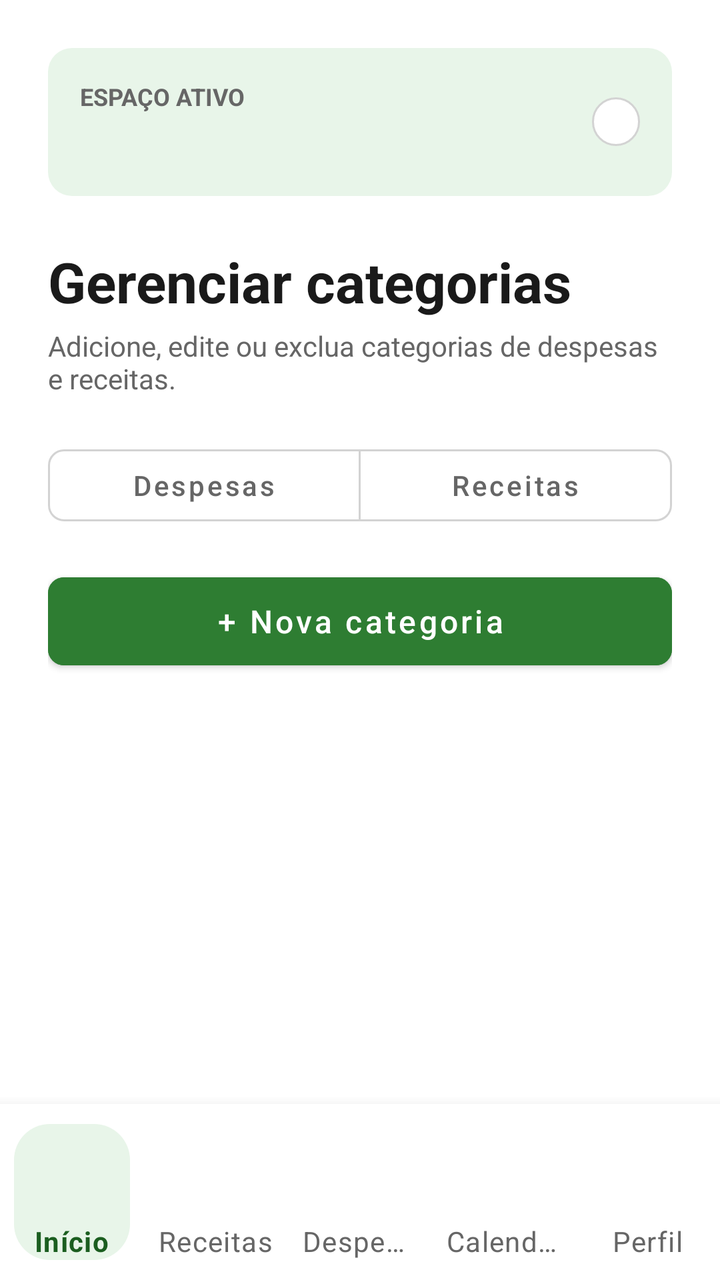
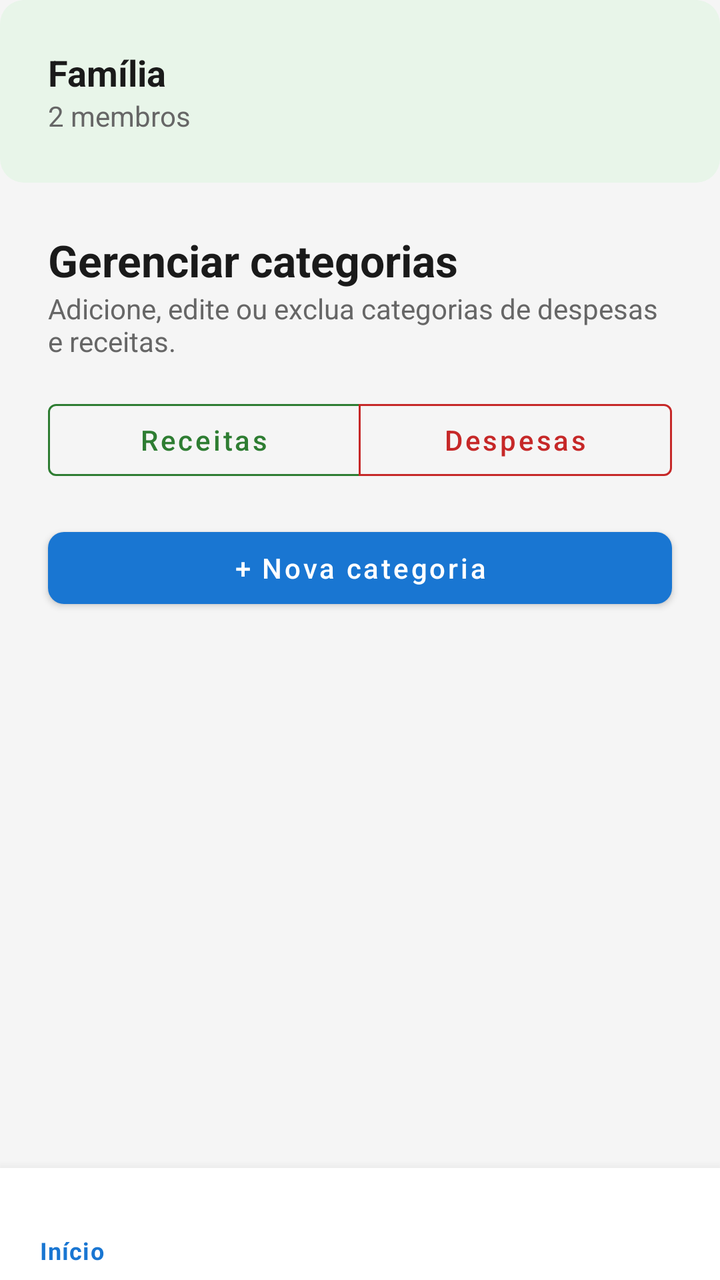

Two renders of the same Android screen: before a commit and after it. Below are the layout's source before the change and the commit's diff.
<!-- AndroidManifest.xml: application theme Theme.Meu_controle -->
<!-- res/layout/activity_gerenciar_categorias.xml -->
<?xml version="1.0" encoding="utf-8"?>
<LinearLayout xmlns:android="http://schemas.android.com/apk/res/android"
    xmlns:app="http://schemas.android.com/apk/res-auto"
    android:layout_width="match_parent"
    android:layout_height="match_parent"
    android:background="@color/white"
    android:orientation="vertical">

    <ScrollView
        android:layout_width="match_parent"
        android:layout_height="0dp"
        android:layout_weight="1"
        android:fillViewport="true">

        <LinearLayout
            android:layout_width="match_parent"
            android:layout_height="wrap_content"
            android:orientation="vertical"
            android:padding="24dp">

            <LinearLayout
                android:layout_width="match_parent"
                android:layout_height="wrap_content"
                android:background="@drawable/bg_card_light_green"
                android:gravity="center_vertical"
                android:padding="16dp">

                <LinearLayout
                    android:layout_width="0dp"
                    android:layout_height="wrap_content"
                    android:layout_weight="1"
                    android:orientation="vertical">

                    <TextView
                        android:layout_width="wrap_content"
                        android:layout_height="wrap_content"
                        android:text="@string/espaco_ativo"
                        android:textColor="@color/gray_text"
                        android:textSize="12sp"
                        android:textStyle="bold" />

                    <TextView
                        android:id="@+id/active_space_name"
                        android:layout_width="wrap_content"
                        android:layout_height="wrap_content"
                        android:layout_marginTop="4dp"
                        android:textColor="@color/black"
                        android:textSize="16sp"
                        android:textStyle="bold" />
                </LinearLayout>

                <TextView
                    android:id="@+id/active_space_detail"
                    android:layout_width="wrap_content"
                    android:layout_height="wrap_content"
                    android:background="@drawable/bg_badge"
                    android:paddingHorizontal="12dp"
                    android:paddingVertical="4dp"
                    android:textColor="@color/black"
                    android:textSize="12sp" />
            </LinearLayout>

            <TextView
                android:layout_width="wrap_content"
                android:layout_height="wrap_content"
                android:layout_marginTop="24dp"
                android:text="Gerenciar categorias"
                android:textColor="@color/black"
                android:textSize="28sp"
                android:textStyle="bold" />

            <TextView
                android:layout_width="wrap_content"
                android:layout_height="wrap_content"
                android:layout_marginTop="4dp"
                android:text="Adicione, edite ou exclua categorias de despesas e receitas."
                android:textColor="@color/gray_text"
                android:textSize="14sp" />

            <com.google.android.material.button.MaterialButtonToggleGroup
                android:id="@+id/toggle_tipo"
                android:layout_width="match_parent"
                android:layout_height="wrap_content"
                android:layout_marginTop="20dp"
                app:selectionRequired="true"
                app:singleSelection="true">

                <com.google.android.material.button.MaterialButton
                    android:id="@+id/toggle_despesas"
                    style="?attr/materialButtonOutlinedStyle"
                    android:layout_width="0dp"
                    android:layout_height="48dp"
                    android:layout_weight="1"
                    android:backgroundTint="@color/toggle_categorias_background"
                    android:text="Despesas"
                    android:textAllCaps="false"
                    android:textColor="@color/toggle_categorias_text"
                    app:cornerRadius="8dp"
                    app:strokeColor="@color/toggle_categorias_stroke"
                    app:strokeWidth="1dp" />

                <com.google.android.material.button.MaterialButton
                    android:id="@+id/toggle_receitas"
                    style="?attr/materialButtonOutlinedStyle"
                    android:layout_width="0dp"
                    android:layout_height="48dp"
                    android:layout_weight="1"
                    android:backgroundTint="@color/toggle_categorias_background"
                    android:text="Receitas"
                    android:textAllCaps="false"
                    android:textColor="@color/toggle_categorias_text"
                    app:cornerRadius="8dp"
                    app:strokeColor="@color/toggle_categorias_stroke"
                    app:strokeWidth="1dp" />
            </com.google.android.material.button.MaterialButtonToggleGroup>

            <com.google.android.material.button.MaterialButton
                android:id="@+id/new_categoria_button"
                android:layout_width="match_parent"
                android:layout_height="56dp"
                android:layout_marginTop="16dp"
                android:backgroundTint="@color/green_primary"
                android:text="+ Nova categoria"
                android:textAllCaps="false"
                android:textColor="@color/white"
                android:textSize="16sp"
                app:cornerRadius="8dp" />

            <LinearLayout
                android:id="@+id/categorias_container"
                android:layout_width="match_parent"
                android:layout_height="wrap_content"
                android:layout_marginTop="24dp"
                android:orientation="vertical" />

            <TextView
                android:id="@+id/empty_categorias_message"
                android:layout_width="match_parent"
                android:layout_height="wrap_content"
                android:layout_marginTop="32dp"
                android:gravity="center"
                android:text="Nenhuma categoria cadastrada."
                android:textColor="@color/gray_text"
                android:visibility="gone" />

        </LinearLayout>
    </ScrollView>

    <include
        layout="@layout/layout_bottom_nav"
        android:layout_width="match_parent"
        android:layout_height="wrap_content" />
</LinearLayout>
<!-- res/layout/layout_bottom_nav.xml (included above) -->
<?xml version="1.0" encoding="utf-8"?>
<com.google.android.material.bottomnavigation.BottomNavigationView
    xmlns:android="http://schemas.android.com/apk/res/android"
    xmlns:app="http://schemas.android.com/apk/res-auto"
    android:id="@+id/bottom_navigation"
    android:layout_width="match_parent"
    android:layout_height="88dp"
    android:minHeight="88dp"
    android:background="@color/white"
    android:elevation="10dp"
    android:contentDescription="@string/nav_accessibility"
    app:itemBackground="@drawable/bg_nav_item_selector"
    app:itemPaddingTop="0dp"
    app:itemPaddingBottom="0dp"
    app:itemTextColor="@color/nav_item_text_color"
    app:itemTextAppearanceActive="@style/TextAppearance.BottomNavigation.Active"
    app:itemTextAppearanceInactive="@style/TextAppearance.BottomNavigation.Inactive"
    app:labelVisibilityMode="labeled"
    app:menu="@menu/menu_bottom_navigation" />
<!-- resources referenced by this layout -->
<resources>
  <color name="black">#1A1A1A</color>
  <color name="gray_text">#666666</color>
  <color name="green_primary">#2E7D32</color>
  <color name="white">#FFFFFF</color>
  <!-- drawable bg_badge (drawable) -->
  <?xml version="1.0" encoding="utf-8"?>
  <shape xmlns:android="http://schemas.android.com/apk/res/android">
      <solid android:color="@color/white" />
      <stroke android:width="1dp" android:color="@color/gray_border" />
      <corners android:radius="16dp" />
  </shape>
  <!-- drawable bg_card_light_green (drawable) -->
  <?xml version="1.0" encoding="utf-8"?>
  <shape xmlns:android="http://schemas.android.com/apk/res/android">
      <solid android:color="@color/green_light_bg" />
      <corners android:radius="12dp" />
  </shape>
  <!-- drawable bg_nav_item_selector (drawable) -->
  <?xml version="1.0" encoding="utf-8"?>
  <selector xmlns:android="http://schemas.android.com/apk/res/android">
      <item android:drawable="@drawable/bg_nav_item_active" android:state_checked="true" />
      <item android:drawable="@android:color/transparent" />
  </selector>
  <string name="espaco_ativo">ESPAÇO ATIVO</string>
  <string name="nav_accessibility">Navegação principal</string>
  <style name="TextAppearance.BottomNavigation.Active" parent="TextAppearance.MaterialComponents.Caption">
          <item name="android:textSize">14sp</item>
          <item name="android:textStyle">bold</item>
      </style>
  <style name="TextAppearance.BottomNavigation.Inactive" parent="TextAppearance.MaterialComponents.Caption">
          <item name="android:textSize">14sp</item>
      </style>
  <style name="Theme.Meu_controle" parent="Theme.MaterialComponents.DayNight.NoActionBar">
          <item name="colorPrimary">@color/primary</item>
          <item name="colorPrimaryDark">@color/primary_dark</item>
          <item name="colorAccent">@color/primary</item>
      </style>
  <color name="gray_border">#D3D3D3</color>
  <color name="green_light_bg">#E8F5E9</color>
  <!-- drawable bg_nav_item_active (drawable) -->
  <?xml version="1.0" encoding="utf-8"?>
  <inset xmlns:android="http://schemas.android.com/apk/res/android"
      android:insetLeft="7dp"
      android:insetTop="10dp"
      android:insetRight="7dp"
      android:insetBottom="10dp">
      <shape android:shape="rectangle">
          <solid android:color="@color/green_light_bg" />
          <corners android:radius="18dp" />
      </shape>
  </inset>
  <color name="primary">#1976D2</color>
  <color name="primary_dark">#0D47A1</color>
</resources>

<!-- the commit's change to res/layout/activity_gerenciar_categorias.xml (unified diff, before → after) -->
@@ -1,173 +1,154 @@
 <?xml version="1.0" encoding="utf-8"?>
-<LinearLayout xmlns:android="http://schemas.android.com/apk/res/android"
+<androidx.coordinatorlayout.widget.CoordinatorLayout xmlns:android="http://schemas.android.com/apk/res/android"
     xmlns:app="http://schemas.android.com/apk/res-auto"
+    xmlns:tools="http://schemas.android.com/tools"
     android:layout_width="match_parent"
     android:layout_height="match_parent"
-    android:background="@color/white"
-    android:orientation="vertical">
+    android:background="@color/gray_background"
+    tools:context=".GerenciarCategoriasActivity">
 
-    <ScrollView
+    <LinearLayout
         android:layout_width="match_parent"
-        android:layout_height="0dp"
-        android:layout_weight="1"
-        android:fillViewport="true">
+        android:layout_height="match_parent"
+        android:orientation="vertical"
+        android:paddingBottom="80dp">
 
+        
         <LinearLayout
             android:layout_width="match_parent"
             android:layout_height="wrap_content"
+            android:background="@drawable/bg_active_space"
             android:orientation="vertical"
             android:padding="24dp">
 
-            <LinearLayout
-                android:layout_width="match_parent"
-                android:layout_height="wrap_content"
-                android:background="@drawable/bg_card_light_green"
-                android:gravity="center_vertical"
-                android:padding="16dp">
-
-                <LinearLayout
-                    android:layout_width="0dp"
-                    android:layout_height="wrap_content"
-                    android:layout_weight="1"
-                    android:orientation="vertical">
-
-                    <TextView
-                        android:layout_width="wrap_content"
-                        android:layout_height="wrap_content"
-                        android:text="@string/espaco_ativo"
-                        android:textColor="@color/gray_text"
-                        android:textSize="12sp"
-                        android:textStyle="bold" />
-
-                    <TextView
-                        android:id="@+id/active_space_name"
-                        android:layout_width="wrap_content"
-                        android:layout_height="wrap_content"
-                        android:layout_marginTop="4dp"
-                        android:textColor="@color/black"
-                        android:textSize="16sp"
-                        android:textStyle="bold" />
-                </LinearLayout>
-
-                <TextView
-                    android:id="@+id/active_space_detail"
-                    android:layout_width="wrap_content"
-                    android:layout_height="wrap_content"
-                    android:background="@drawable/bg_badge"
-                    android:paddingHorizontal="12dp"
-                    android:paddingVertical="4dp"
-                    android:textColor="@color/black"
-                    android:textSize="12sp" />
-            </LinearLayout>
-
             <TextView
+                android:id="@+id/active_space_name"
                 android:layout_width="wrap_content"
                 android:layout_height="wrap_content"
-                android:layout_marginTop="24dp"
-                android:text="Gerenciar categorias"
+                android:text="Família"
                 android:textColor="@color/black"
-                android:textSize="28sp"
+                android:textSize="18sp"
                 android:textStyle="bold" />
 
             <TextView
+                android:id="@+id/active_space_detail"
                 android:layout_width="wrap_content"
                 android:layout_height="wrap_content"
-                android:layout_marginTop="4dp"
-                android:text="Adicione, edite ou exclua categorias de despesas e receitas."
+                android:text="2 membros"
                 android:textColor="@color/gray_text"
                 android:textSize="14sp" />
+        </LinearLayout>
 
-            <com.google.android.material.button.MaterialButtonToggleGroup
-                android:id="@+id/toggle_tipo"
-                android:layout_width="match_parent"
+        
+        <TextView
+            android:layout_width="match_parent"
+            android:layout_height="wrap_content"
+            android:layout_marginStart="24dp"
+            android:layout_marginTop="24dp"
+            android:layout_marginEnd="24dp"
+            android:text="Gerenciar categorias"
+            android:textColor="@color/black"
+            android:textSize="22sp"
+            android:textStyle="bold" />
+
+        <TextView
+            android:layout_width="match_parent"
+            android:layout_height="wrap_content"
+            android:layout_marginStart="24dp"
+            android:layout_marginEnd="24dp"
+            android:layout_marginBottom="16dp"
+            android:text="Adicione, edite ou exclua categorias de despesas e receitas."
+            android:textColor="@color/gray_text"
+            android:textSize="14sp" />
+
+        
+        <com.google.android.material.button.MaterialButtonToggleGroup
+            android:id="@+id/toggle_tipo"
+            android:layout_width="match_parent"
+            android:layout_height="wrap_content"
+            android:layout_marginHorizontal="24dp"
+            app:singleSelection="true"
+            app:selectionRequired="true">
+
+            
+            <com.google.android.material.button.MaterialButton
+                android:id="@+id/toggle_receitas"
+                style="@style/Widget.MaterialComponents.Button.OutlinedButton"
+                android:layout_width="0dp"
                 android:layout_height="wrap_content"
-                android:layout_marginTop="20dp"
-                app:selectionRequired="true"
-                app:singleSelection="true">
+                android:layout_weight="1"
+                android:text="Receitas"
+                android:textAllCaps="false"
+                android:textColor="@color/toggle_receitas_text"
+                app:backgroundTint="@color/toggle_receitas_bg"
+                app:strokeColor="@color/green_primary" />
 
-                <com.google.android.material.button.MaterialButton
-                    android:id="@+id/toggle_despesas"
-                    style="?attr/materialButtonOutlinedStyle"
-                    android:layout_width="0dp"
-                    android:layout_height="48dp"
-                    android:layout_weight="1"
-                    android:backgroundTint="@color/toggle_categorias_background"
-                    android:text="Despesas"
-                    android:textAllCaps="false"
-                    android:textColor="@color/toggle_categorias_text"
-                    app:cornerRadius="8dp"
-                    app:strokeColor="@color/toggle_categorias_stroke"
-                    app:strokeWidth="1dp" />
+            
+            <com.google.android.material.button.MaterialButton
+                android:id="@+id/toggle_despesas"
+                style="@style/Widget.MaterialComponents.Button.OutlinedButton"
+                android:layout_width="0dp"
+                android:layout_height="wrap_content"
+                android:layout_weight="1"
+                android:text="Despesas"
+                android:textAllCaps="false"
+                android:textColor="@color/toggle_despesas_text"
+                app:backgroundTint="@color/toggle_despesas_bg"
+                app:strokeColor="@color/payables_accent" />
+        </com.google.android.material.button.MaterialButtonToggleGroup>
 
-                <com.google.android.material.button.MaterialButton
-                    android:id="@+id/toggle_receitas"
-                    style="?attr/materialButtonOutlinedStyle"
-                    android:layout_width="0dp"
-                    android:layout_height="48dp"
-                    android:layout_weight="1"
-                    android:backgroundTint="@color/toggle_categorias_background"
-                    android:text="Receitas"
-                    android:textAllCaps="false"
-                    android:textColor="@color/toggle_categorias_text"
-                    app:cornerRadius="8dp"
-                    app:strokeColor="@color/toggle_categorias_stroke"
-                    app:strokeWidth="1dp" />
-            </com.google.android.material.button.MaterialButtonToggleGroup>
+        
+        
+        <com.google.android.material.button.MaterialButton
+            android:id="@+id/new_categoria_button"
+            android:layout_width="match_parent"
+            android:layout_height="wrap_content"
+            android:layout_marginHorizontal="24dp"
+            android:layout_marginTop="16dp"
+            android:text="+ Nova categoria"
+            android:textAllCaps="false"
+            android:textColor="@color/white"
+            app:cornerRadius="8dp" />
 
-            <com.google.android.material.button.MaterialButton
-                android:id="@+id/new_categoria_button"
-                android:layout_width="match_parent"
-                android:layout_height="56dp"
-                android:layout_marginTop="16dp"
-                android:backgroundTint="@color/green_primary"
-                android:text="+ Nova categoria"
-                android:textAllCaps="false"
-                android:textColor="@color/white"
-                android:textSize="16sp"
-                app:cornerRadius="8dp" />
+        
+        <TextView
+            android:id="@+id/empty_categorias_message"
+            android:layout_width="match_parent"
+            android:layout_height="wrap_content"
+            android:layout_margin="32dp"
+            android:gravity="center"
+            android:text="Nenhuma categoria cadastrada."
+            android:textColor="@color/gray_text"
+            android:textSize="16sp"
+            android:visibility="gone"
+            tools:visibility="visible" />
+
+        
+        <androidx.core.widget.NestedScrollView
+            android:layout_width="match_parent"
+            android:layout_height="0dp"
+            android:layout_weight="1"
+            android:layout_marginTop="8dp">
 
             <LinearLayout
                 android:id="@+id/categorias_container"
                 android:layout_width="match_parent"
                 android:layout_height="wrap_content"
-                android:layout_marginTop="24dp"
-                android:orientation="vertical" />
+                android:orientation="vertical"
+                android:paddingHorizontal="24dp"
+                android:paddingBottom="24dp" />
+        </androidx.core.widget.NestedScrollView>
 
-            <TextView
-                android:id="@+id/empty_categorias_message"
-                android:layout_width="match_parent"
-                android:layout_height="wrap_content"
-                android:layout_marginTop="32dp"
-                android:gravity="center"
-                android:text="Nenhuma categoria cadastrada."
-                android:textColor="@color/gray_text"
-                android:visibility="gone" />
+    </LinearLayout>
 
-        </LinearLayout>
-    </ScrollView>
+    
+    <com.google.android.material.bottomnavigation.BottomNavigationView
+        android:id="@+id/bottom_navigation"
+        android:layout_width="match_parent"
+        android:layout_height="wrap_content"
+        android:layout_gravity="bottom"
+        android:background="@color/white"
+        app:elevation="10dp"
+        app:menu="@menu/menu_bottom_navigation" />
 
-    <include
-        layout="@layout/layout_bottom_nav"
-        android:layout_width="match_parent"
-        android:layout_height="wrap_content" />
-</LinearLayout>
-<!-- res/layout/layout_bottom_nav.xml (included above) -->
-<?xml version="1.0" encoding="utf-8"?>
-<com.google.android.material.bottomnavigation.BottomNavigationView
-    xmlns:android="http://schemas.android.com/apk/res/android"
-    xmlns:app="http://schemas.android.com/apk/res-auto"
-    android:id="@+id/bottom_navigation"
-    android:layout_width="match_parent"
-    android:layout_height="88dp"
-    android:minHeight="88dp"
-    android:background="@color/white"
-    android:elevation="10dp"
-    android:contentDescription="@string/nav_accessibility"
-    app:itemBackground="@drawable/bg_nav_item_selector"
-    app:itemPaddingTop="0dp"
-    app:itemPaddingBottom="0dp"
-    app:itemTextColor="@color/nav_item_text_color"
-    app:itemTextAppearanceActive="@style/TextAppearance.BottomNavigation.Active"
-    app:itemTextAppearanceInactive="@style/TextAppearance.BottomNavigation.Inactive"
-    app:labelVisibilityMode="labeled"
-    app:menu="@menu/menu_bottom_navigation" />
+</androidx.coordinatorlayout.widget.CoordinatorLayout>
<!-- resource entries referenced after the edit -->
@@ -1,56 +1,23 @@
 <!-- resources referenced by this layout -->
 <resources>
   <color name="black">#1A1A1A</color>
+  <color name="gray_background">#F5F5F5</color>
   <color name="gray_text">#666666</color>
   <color name="green_primary">#2E7D32</color>
+  <color name="payables_accent">#C62828</color>
   <color name="white">#FFFFFF</color>
-  <!-- drawable bg_badge (drawable) -->
-  <?xml version="1.0" encoding="utf-8"?>
-  <shape xmlns:android="http://schemas.android.com/apk/res/android">
-      <solid android:color="@color/white" />
-      <stroke android:width="1dp" android:color="@color/gray_border" />
-      <corners android:radius="16dp" />
-  </shape>
-  <!-- drawable bg_card_light_green (drawable) -->
+  <!-- drawable bg_active_space (drawable) -->
   <?xml version="1.0" encoding="utf-8"?>
   <shape xmlns:android="http://schemas.android.com/apk/res/android">
       <solid android:color="@color/green_light_bg" />
       <corners android:radius="12dp" />
   </shape>
-  <!-- drawable bg_nav_item_selector (drawable) -->
-  <?xml version="1.0" encoding="utf-8"?>
-  <selector xmlns:android="http://schemas.android.com/apk/res/android">
-      <item android:drawable="@drawable/bg_nav_item_active" android:state_checked="true" />
-      <item android:drawable="@android:color/transparent" />
-  </selector>
-  <string name="espaco_ativo">ESPAÇO ATIVO</string>
-  <string name="nav_accessibility">Navegação principal</string>
-  <style name="TextAppearance.BottomNavigation.Active" parent="TextAppearance.MaterialComponents.Caption">
-          <item name="android:textSize">14sp</item>
-          <item name="android:textStyle">bold</item>
-      </style>
-  <style name="TextAppearance.BottomNavigation.Inactive" parent="TextAppearance.MaterialComponents.Caption">
-          <item name="android:textSize">14sp</item>
-      </style>
   <style name="Theme.Meu_controle" parent="Theme.MaterialComponents.DayNight.NoActionBar">
           <item name="colorPrimary">@color/primary</item>
           <item name="colorPrimaryDark">@color/primary_dark</item>
           <item name="colorAccent">@color/primary</item>
       </style>
-  <color name="gray_border">#D3D3D3</color>
   <color name="green_light_bg">#E8F5E9</color>
-  <!-- drawable bg_nav_item_active (drawable) -->
-  <?xml version="1.0" encoding="utf-8"?>
-  <inset xmlns:android="http://schemas.android.com/apk/res/android"
-      android:insetLeft="7dp"
-      android:insetTop="10dp"
-      android:insetRight="7dp"
-      android:insetBottom="10dp">
-      <shape android:shape="rectangle">
-          <solid android:color="@color/green_light_bg" />
-          <corners android:radius="18dp" />
-      </shape>
-  </inset>
   <color name="primary">#1976D2</color>
   <color name="primary_dark">#0D47A1</color>
 </resources>
